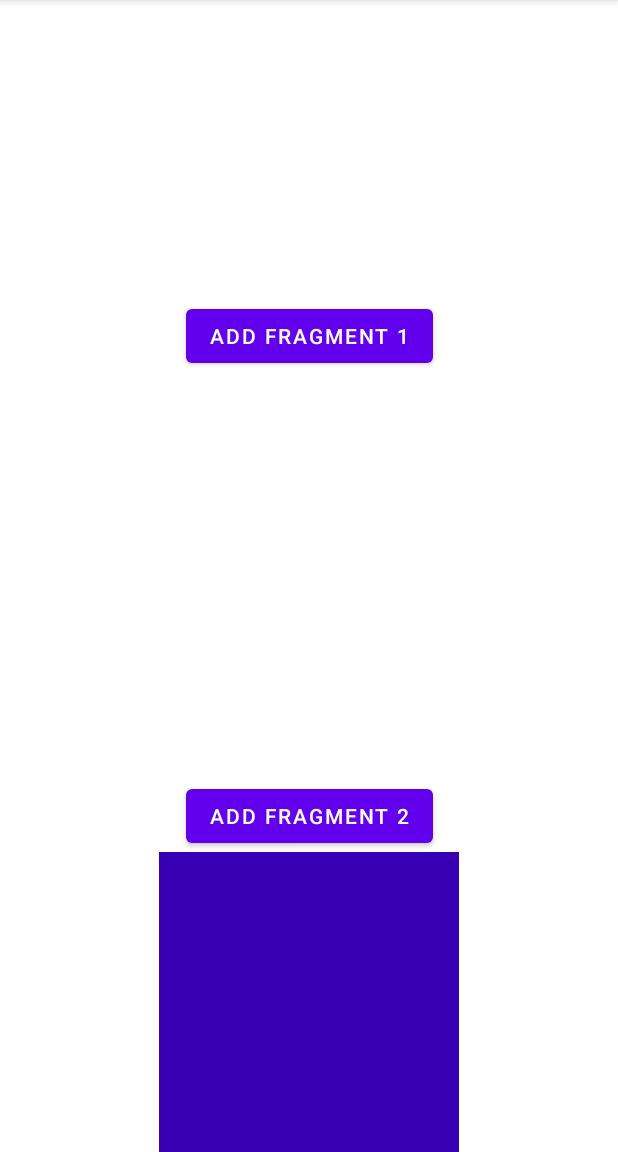
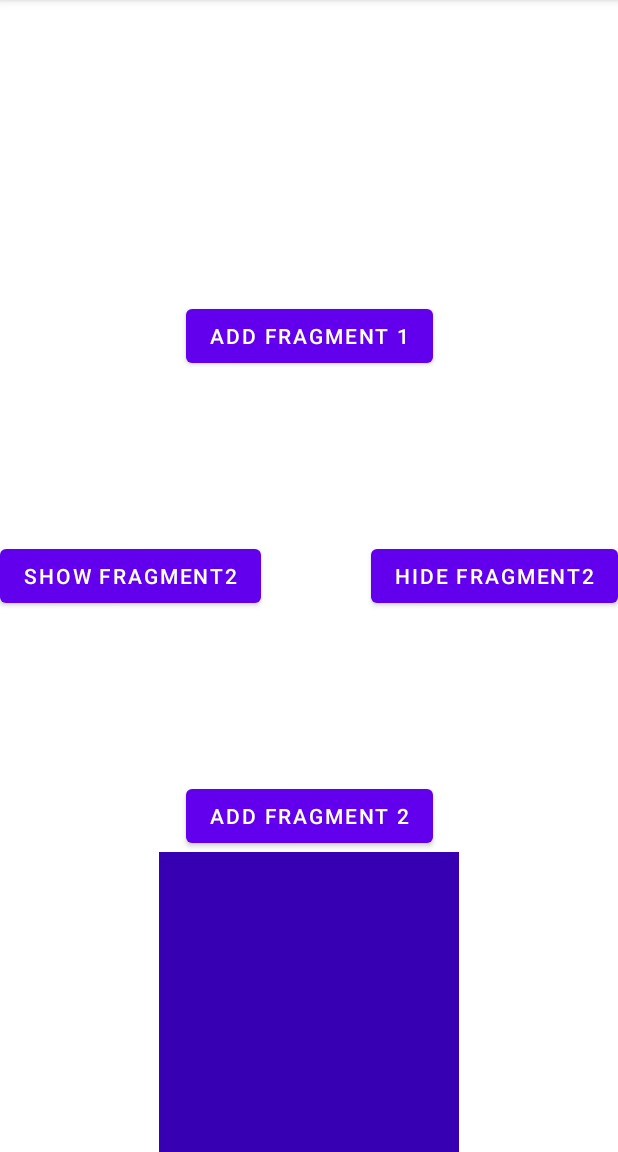
Before and after one commit to kldaji/android-experiment, an Android app: the screen it shows after launch (MainActivity), after a tap on "ADD FRAGMENT 2", on a phone screen of 412 x 824 dp, the part 84-1236 px from its top. Run offline under Robolectric (Android 15) with nearby library versions, the phone set to English and light mode, and no system bars.

Commit message:
#2 feat: fragment-ktx 적용하여 transaction 실행 및 fragment show, hide 기능 추가

```diff
--- a/app/src/main/java/com/kldaji/android_experiment/MainActivity.kt
+++ b/app/src/main/java/com/kldaji/android_experiment/MainActivity.kt
@@ -2,13 +2,14 @@ package com.kldaji.android_experiment
 
 import android.os.Bundle
 import androidx.appcompat.app.AppCompatActivity
+import androidx.fragment.app.commit
+import androidx.fragment.app.replace
 import com.kldaji.android_experiment.databinding.ActivityMainBinding
 import com.kldaji.android_experiment.multifragment.OneFragment
 import com.kldaji.android_experiment.multifragment.TwoFragment
 
 class MainActivity : AppCompatActivity() {
     private lateinit var binding: ActivityMainBinding
-    private val oneFragment = OneFragment()
     private val twoFragment = TwoFragment()
 
     override fun onCreate(savedInstanceState: Bundle?) {
@@ -16,21 +17,37 @@ class MainActivity : AppCompatActivity() {
         binding = ActivityMainBinding.inflate(layoutInflater)
         setContentView(binding.root)
         setAddFragmentListener()
+        setShowFragmentListener()
+        setHideFragmentListener()
     }
 
     private fun setAddFragmentListener() {
         binding.btnMainAdd1.setOnClickListener {
-            with(supportFragmentManager.beginTransaction()) {
-                replace(R.id.fc_main_1, oneFragment)
+            supportFragmentManager.commit {
+                replace<OneFragment>(R.id.fc_main_1)
                 addToBackStack(null)
-                commit()
             }
         }
         binding.btnMainAdd2.setOnClickListener {
-            with(supportFragmentManager.beginTransaction()) {
+            supportFragmentManager.commit {
                 replace(R.id.fc_main_2, twoFragment)
                 addToBackStack(null)
-                commit()
+            }
+        }
+    }
+
+    private fun setShowFragmentListener() {
+        binding.btnMainShow2.setOnClickListener {
+            supportFragmentManager.commit {
+                show(twoFragment)
+            }
+        }
+    }
+
+    private fun setHideFragmentListener() {
+        binding.btnMainHide2.setOnClickListener {
+            supportFragmentManager.commit {
+                hide(twoFragment)
             }
         }
     }
--- a/app/src/main/res/layout/activity_main.xml
+++ b/app/src/main/res/layout/activity_main.xml
@@ -40,4 +40,21 @@
         app:layout_constraintEnd_toEndOf="parent"
         app:layout_constraintStart_toStartOf="parent" />
 
+    <Button
+        android:id="@+id/btn_main_show_2"
+        android:layout_width="wrap_content"
+        android:layout_height="wrap_content"
+        android:text="@string/main_activity_show_2"
+        app:layout_constraintBottom_toBottomOf="parent"
+        app:layout_constraintStart_toStartOf="parent"
+        app:layout_constraintTop_toTopOf="parent" />
+
+    <Button
+        android:id="@+id/btn_main_hide_2"
+        android:layout_width="wrap_content"
+        android:layout_height="wrap_content"
+        android:text="@string/main_activity_hide_2"
+        app:layout_constraintBottom_toBottomOf="parent"
+        app:layout_constraintEnd_toEndOf="parent"
+        app:layout_constraintTop_toTopOf="parent" />
 </androidx.constraintlayout.widget.ConstraintLayout>
--- a/app/src/main/res/values/strings.xml
+++ b/app/src/main/res/values/strings.xml
@@ -2,4 +2,6 @@
     <string name="app_name">android-experiment</string>
     <string name="main_activity_add_fragment1">ADD fragment 1</string>
     <string name="main_activity_add_fragment2">ADD fragment 2</string>
+    <string name="main_activity_show_2">show fragment2</string>
+    <string name="main_activity_hide_2">hide fragment2</string>
 </resources>
```
